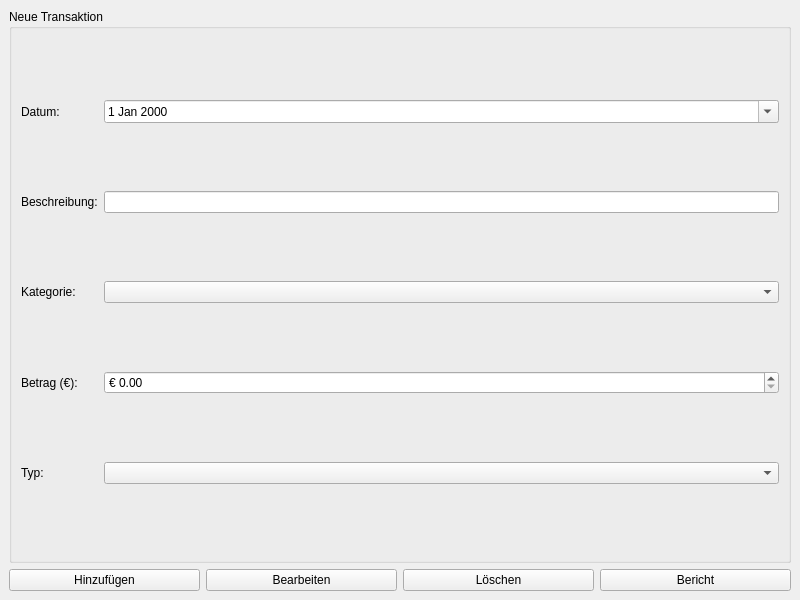
Before: the Qt Designer form QtApplication5/mainwindow.ui in tb-software-dev/FinanceManager, drawn with Qt 5.
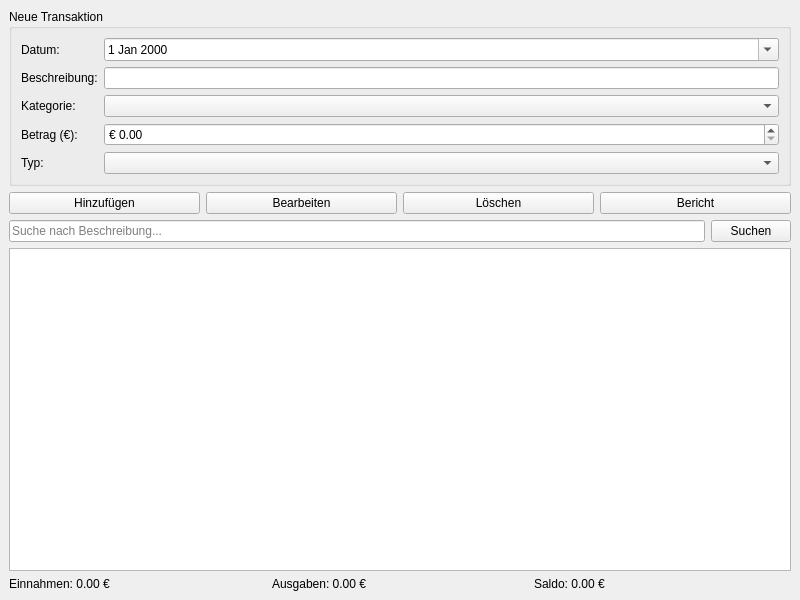
After: the same form once the commit is applied.

Patch:
```diff
--- a/QtApplication5/mainwindow.ui
+++ b/QtApplication5/mainwindow.ui
@@ -127,6 +127,65 @@
 						</item>
 					</layout>
 				</item>
+				
+				<!-- Search Section -->
+				<item>
+					<layout class="QHBoxLayout" name="horizontalLayout_2">
+						<item>
+							<widget class="QLineEdit" name="searchEdit">
+								<property name="placeholderText">
+									<string>Suche nach Beschreibung...</string>
+								</property>
+							</widget>
+						</item>
+						<item>
+							<widget class ="QPushButton" name="searchButton">
+								<property name ="text">
+									<string>Suchen</string>
+								</property>
+							</widget>
+						</item>
+					</layout>
+				</item>
+				
+				<!-- Transkationen -->
+				<item>
+					<widget class="QTableView" name="transactionTable">
+						<property name="selectionMode">
+							<enum>QAbstractItemView::SingleSelection</enum>
+						</property>
+						<property name="selectionBehavior">
+							<enum>QAbstractItemView::SelectRows</enum>
+						</property>
+					</widget>
+				</item>
+				
+				<!-- Summary Section -->
+				<item>
+					<layout class="QHBoxLayout" name="horizontalLayout_3">
+						<item>
+							<widget class="QLabel" name="incomeLabel">
+								<property name="text">
+									<string>Einnahmen: 0.00 €</string>
+								</property>
+							</widget>
+						</item>
+						<item>
+							<widget class="QLabel" name="expensesLabel">
+								<property name="text">
+									<string>Ausgaben: 0.00 €</string>
+								</property>
+							</widget>
+						</item>
+						<item>
+							<widget class="QLabel" name="balanceLabel">
+								<property name="text">
+									<string>Saldo: 0.00 €</string>
+								</property>
+							</widget>
+						</item>
+					</layout>
+				</item>
 						
 				
 				
```
Left out of the diff: 10 changed lines with no effect on the pictures.
